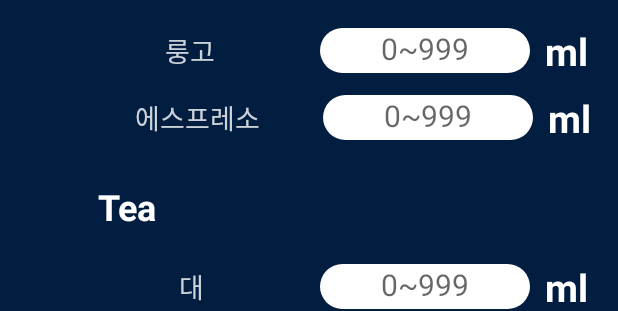
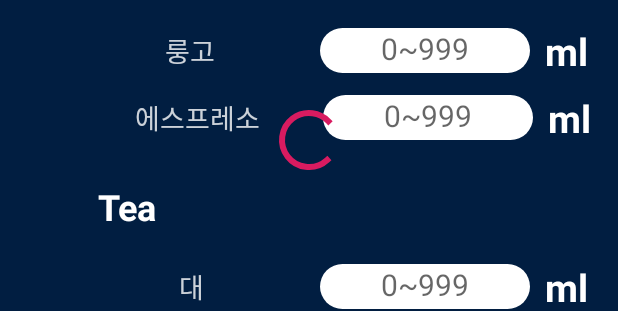
Before and after one commit to ye-lim/BLE_App_past, an Android app: the layout activity_amount_change.xml on its own in the app's theme, with its tools: preview values and no code run, on a phone screen of 412 x 824 dp. Shown: the part 706-1017 px from the top of the screen. Run offline under Robolectric (Android 15) with nearby library versions, the phone set to English and light mode, and no system bars.

Commit message:
amount_change2

```diff
--- a/app/src/main/res/layout/activity_amount_change.xml
+++ b/app/src/main/res/layout/activity_amount_change.xml
@@ -8,7 +8,7 @@
    android:id="@+id/background"
     android:background="#80404040">
 
-    <LinearLayout
+    <FrameLayout
         android:layout_width="match_parent"
         android:layout_height="520dp"
         android:background="@xml/login_background"
@@ -231,6 +231,12 @@
 
         </ScrollView>
 
-    </LinearLayout>
+        <ProgressBar
+            android:layout_width="wrap_content"
+            android:layout_height="wrap_content"
+            android:layout_gravity="center"
+            android:id="@+id/progressBar3"/>
+
+    </FrameLayout>
 
 </LinearLayout>
```
Also changed, not shown: app/src/main/java/com/example/blu_main_test1/BLE_SCAN/DeviceControlActivity.java (+12 -3 lines).
